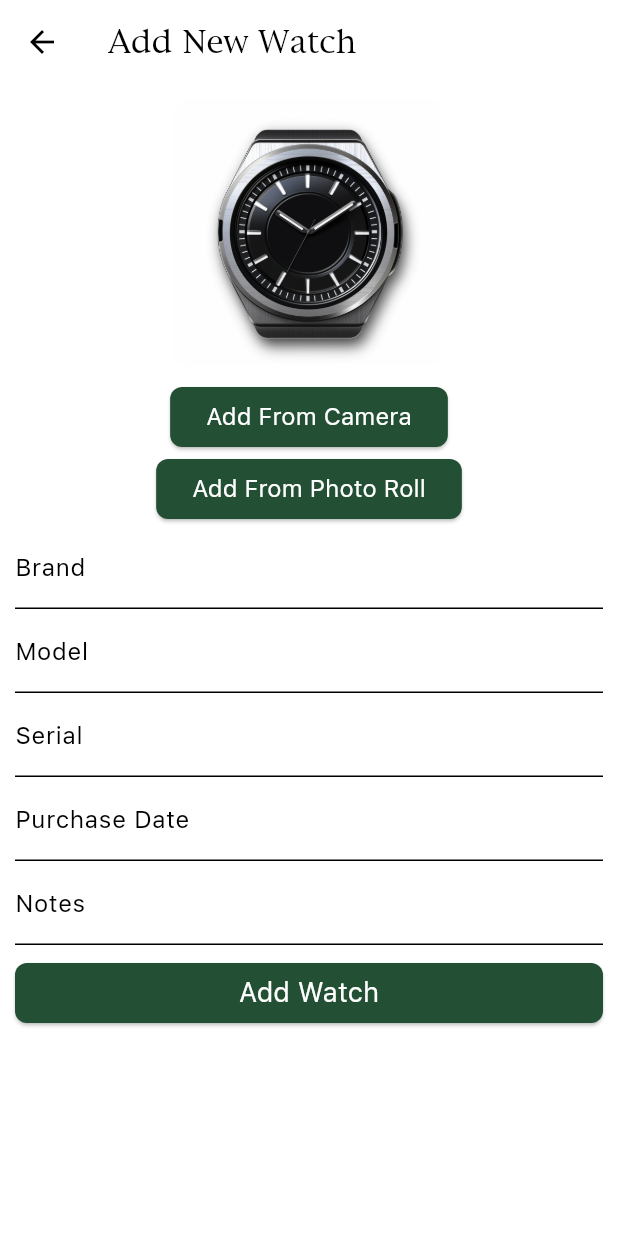
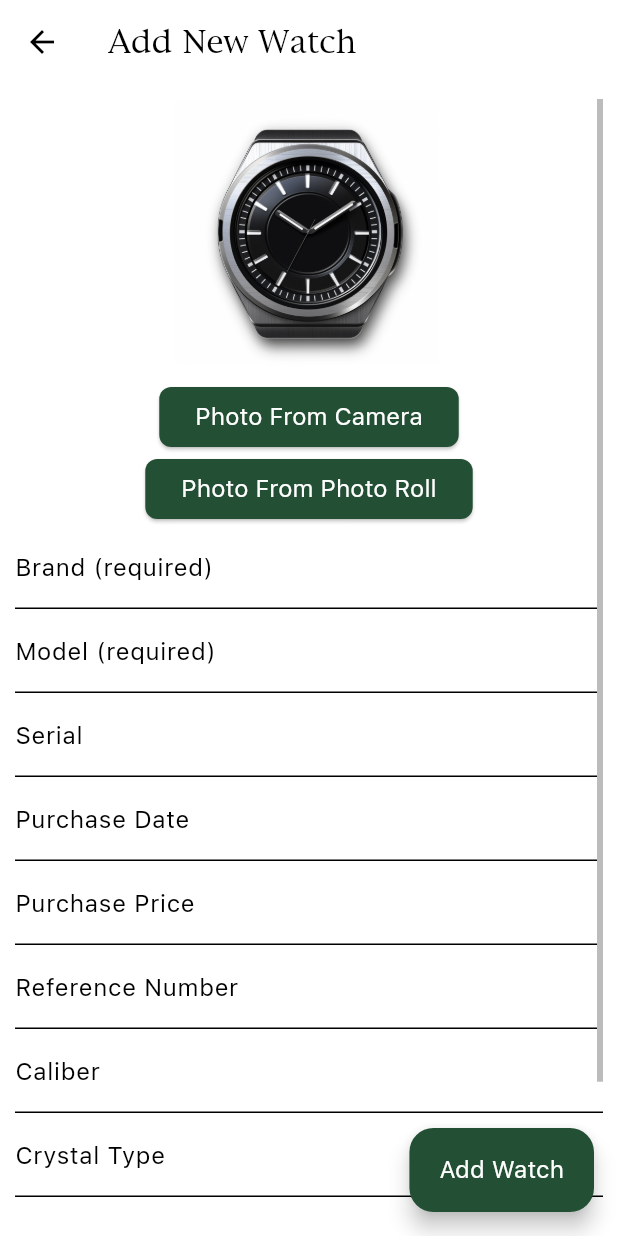
Before and after one commit to t-jayw/ChronoLog, a Flutter app: the AddWatchScreen screen opened directly, on a phone screen of 412 x 824 dp. Run offline on Flutter 3.47's test engine with Material 3 defaults, Android fonts, the phone set to English and light mode, and no system bars; our stand-ins replace auto_size_text, csv, file_picker, fl_chart, flutter_riverpod, image_cropper and 5 more; missing offline and left inert: exif, posthog_flutter, purchases_flutter, ulid; accounts and stored records are empty.

Commit message:
leftover changes to commit

```diff
--- a/lib/components/generic_alert.dart
+++ b/lib/components/generic_alert.dart
@@ -18,6 +18,7 @@ Future<void> showGenericAlert({
         title: Center(
           child: Text(
             title,
+            textAlign: TextAlign.center,
             style: TextStyle(
               color: Theme.of(context).colorScheme.tertiary,
             ),
--- a/lib/screens/add_watch_screen.dart
+++ b/lib/screens/add_watch_screen.dart
@@ -40,7 +40,6 @@ void showFirstWatchAlert(BuildContext context) {
   );
 }
 
-
 class AddWatchScreen extends StatefulWidget {
   const AddWatchScreen({super.key});
 
@@ -58,6 +57,10 @@ class _AddWatchScreenState extends State<AddWatchScreen> {
   String? imageUrl;
   XFile? imageFile;
   CroppedFile? _croppedFile;
+  String purchasePrice = '';
+  String referenceNumber = '';
+  String caliber = '';
+  String crystalType = '';
 
   Future<void> _cropImage() async {
     ImageHelper.cropImage(imageFile, (croppedFile) {
@@ -76,13 +79,8 @@ class _AddWatchScreenState extends State<AddWatchScreen> {
     });
   }
 
-
-
-
-
   @override
   Widget build(BuildContext context) {
-
     return Scaffold(
       appBar: AppBar(
         title: const Text('Add New Watch'),
@@ -93,6 +91,8 @@ class _AddWatchScreenState extends State<AddWatchScreen> {
 
         return Padding(
           padding: const EdgeInsets.all(10.0),
+          child: Scrollbar(
+            thumbVisibility: true,
             child: SingleChildScrollView(
               child: Form(
                 key: _formKey,
@@ -118,7 +118,7 @@ class _AddWatchScreenState extends State<AddWatchScreen> {
                       children: [
                         PrimaryButton(
                           child: Text(
-                          'Add From Camera',
+                            'Photo From Camera',
                             style: TextStyle(
                                 fontSize: 16,
                                 color: Theme.of(context).colorScheme.onPrimary),
@@ -129,7 +129,7 @@ class _AddWatchScreenState extends State<AddWatchScreen> {
                         ),
                         PrimaryButton(
                           child: Text(
-                          'Add From Photo Roll',
+                            'Photo From Photo Roll',
                             style: TextStyle(
                                 fontSize: 16,
                                 color: Theme.of(context).colorScheme.onPrimary),
@@ -141,7 +141,8 @@ class _AddWatchScreenState extends State<AddWatchScreen> {
                       ],
                     ),
                     TextFormField(
-                    decoration: const InputDecoration(labelText: 'Brand'),
+                      decoration:
+                          const InputDecoration(labelText: 'Brand (required)'),
                       validator: (value) {
                         if (value == null || value.isEmpty) {
                           return 'Please enter a brand';
@@ -155,7 +156,8 @@ class _AddWatchScreenState extends State<AddWatchScreen> {
                           color: Theme.of(context).colorScheme.inverseSurface),
                     ),
                     TextFormField(
-                    decoration: const InputDecoration(labelText: 'Model'),
+                      decoration:
+                          const InputDecoration(labelText: 'Model (required)'),
                       validator: (value) {
                         if (value == null || value.isEmpty) {
                           return 'Please enter a model';
@@ -191,6 +193,33 @@ class _AddWatchScreenState extends State<AddWatchScreen> {
                       },
                     ),
                     TextFormField(
+                      decoration:
+                          const InputDecoration(labelText: 'Purchase Price'),
+                      initialValue: purchasePrice,
+                      onSaved: (value) => purchasePrice = value ?? '',
+                      // Add any validators if needed
+                    ),
+                    TextFormField(
+                      decoration:
+                          const InputDecoration(labelText: 'Reference Number'),
+                      initialValue: referenceNumber,
+                      onSaved: (value) => referenceNumber = value ?? '',
+                      // Add any validators if needed
+                    ),
+                    TextFormField(
+                      decoration: const InputDecoration(labelText: 'Caliber'),
+                      initialValue: caliber,
+                      onSaved: (value) => caliber = value ?? '',
+                      // Add any validators if needed
+                    ),
+                    TextFormField(
+                      decoration:
+                          const InputDecoration(labelText: 'Crystal Type'),
+                      initialValue: crystalType,
+                      onSaved: (value) => crystalType = value ?? '',
+                      // Add any validators if needed
+                    ),
+                    TextFormField(
                       decoration: const InputDecoration(labelText: 'Notes'),
                       onSaved: (value) {
                         notes = value ?? '';
@@ -199,15 +228,26 @@ class _AddWatchScreenState extends State<AddWatchScreen> {
                           color: Theme.of(context).colorScheme.inverseSurface),
                     ),
                     const SizedBox(height: 8),
-                  Container(
-                    width: double.infinity,
-                    child: PrimaryButton(
-                      child: Text(
-                        'Add Watch',
+                    const SizedBox(height: 58),
+                  ],
+                ),
+              ),
+            ),
+          ),
+        );
+      }),
+      floatingActionButton: Consumer(builder: (context, ref, _) {
+        final _timepieceListProvider =
+            ref.watch(timepieceListProvider.notifier);
+        return FloatingActionButton.extended(
+          label: Text('Add Watch',
               style: TextStyle(
-                            fontSize: 18,
-                            color: Theme.of(context).colorScheme.onPrimary),
-                      ),
+                  fontSize: 16,
+                  color: Theme.of(context).colorScheme.onPrimary)),
+          backgroundColor: Theme.of(context)
+              .colorScheme
+              .tertiary, // Set the background color here
+
           onPressed: () {
             if (_formKey.currentState!.validate()) {
               _formKey.currentState!.save();
@@ -223,6 +263,10 @@ class _AddWatchScreenState extends State<AddWatchScreen> {
                 serial: serial,
                 //Type: movementType ?? MovementType.other,
                 purchaseDate: purchaseDate ?? DateTime.now(),
+                purchasePrice: purchasePrice,
+                referenceNumber: referenceNumber,
+                caliber: caliber,
+                crystalType: crystalType,
                 notes: notes,
                 imageUrl: imageUrl,
                 image: _croppedFile != null
@@ -236,23 +280,17 @@ class _AddWatchScreenState extends State<AddWatchScreen> {
               _timepieceListProvider.addTimepiece(timepiece);
               _addTimingRun(id, ref);
 
-
-
               Navigator.pushReplacement(
                 context,
                 MaterialPageRoute(
-                              builder: (BuildContext context) =>
-                                  WatchDetails(timepiece: timepiece, firstAdded: isFirstAddedWatch,), // Whatever screen you want to navigate to.
+                  builder: (BuildContext context) => WatchDetails(
+                    timepiece: timepiece,
+                    firstAdded: isFirstAddedWatch,
+                  ), // Whatever screen you want to navigate to.
                 ),
               );
             }
           },
-                    ),
-                  ),
-                ],
-              ),
-            ),
-          ),
         );
       }),
     );
--- a/pubspec.yaml
+++ b/pubspec.yaml
@@ -16,7 +16,7 @@ publish_to: 'none' # Remove this line if you wish to publish to pub.dev
 # https://developer.apple.com/library/archive/documentation/General/Reference/InfoPlistKeyReference/Articles/CoreFoundationKeys.html
 # In Windows, build-name is used as the major, minor, and patch parts
 # of the product and file versions while build-number is used as the build suffix.
-version: 1.4.3
+version: 1.4.4+1
 
 environment:
   sdk: '>=3.0.1 <4.0.0'
```
Also changed, not shown: lib/components/forms/edit_timepiece_form.dart (+27 -32 lines), lib/screens/watch_details_screen.dart (+9 -5 lines). Lines whose indentation alone changed are shown as unchanged.
